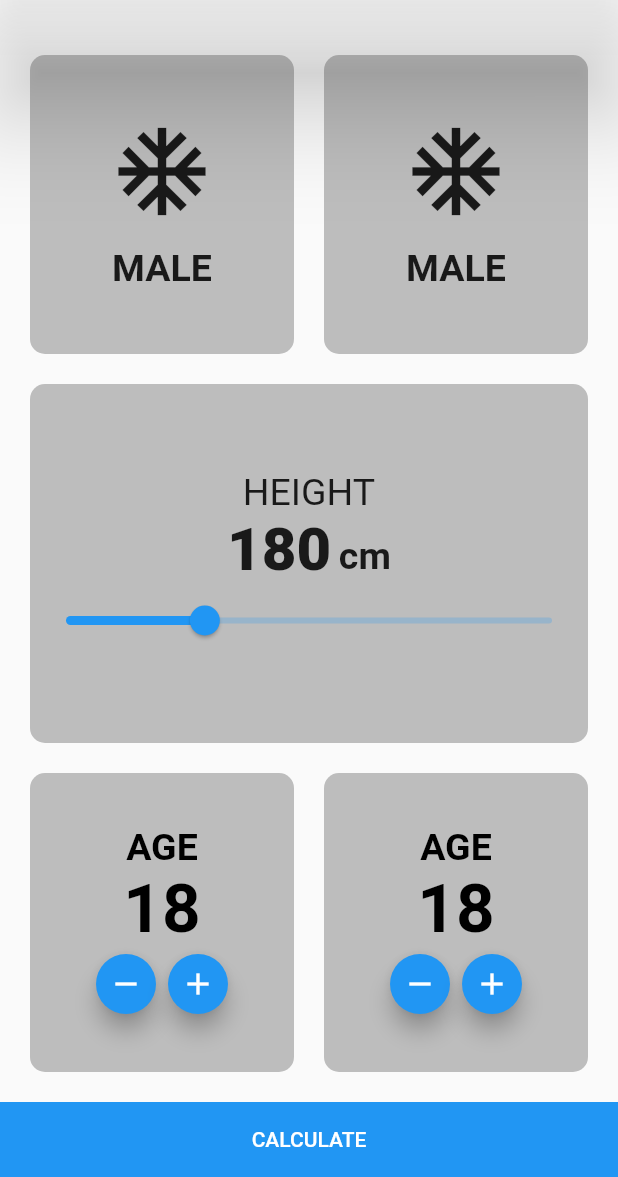
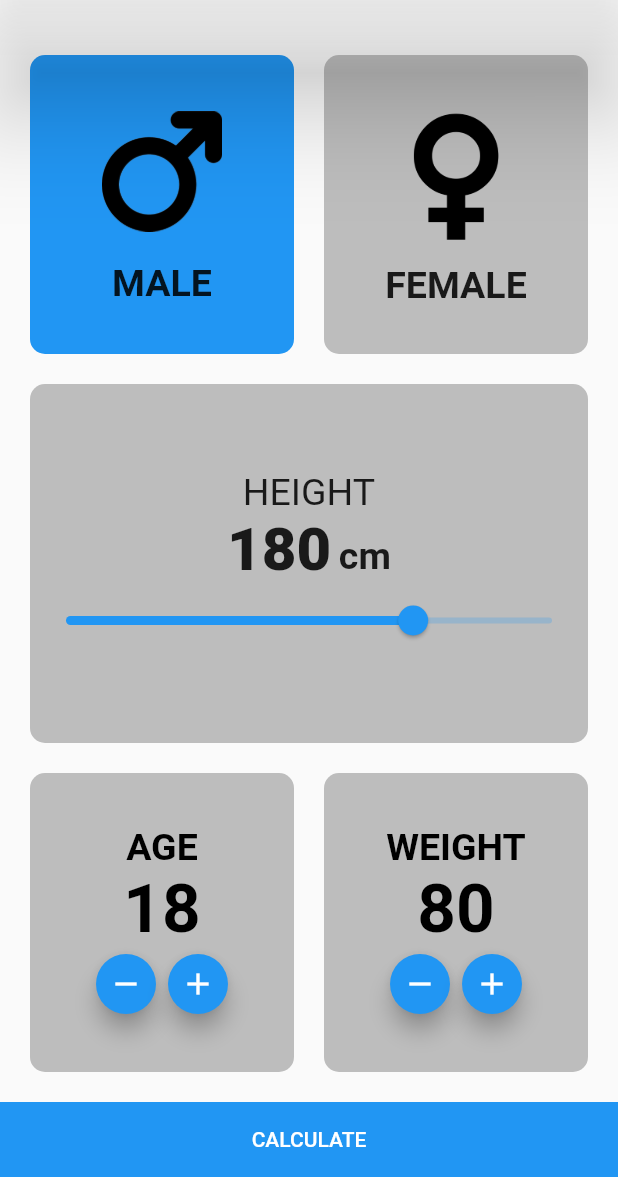
Before and after one commit to shishiny101/bmi_calculator, a Flutter app: the screen it shows after launch, on a phone screen of 412 x 824 dp, the part 59-1236 px from its top. Run offline on Flutter 3.47's test engine with Material 2 defaults, Android fonts, the phone set to English and light mode, and no system bars.

Commit message:
third commit

```diff
--- a/lib/bmi_screen.dart
+++ b/lib/bmi_screen.dart
@@ -1,5 +1,6 @@
 import 'package:flutter/cupertino.dart';
 import 'package:flutter/material.dart';
+import 'package:flutter/widgets.dart';
 //55
 class BmiScreen extends StatefulWidget {
   const BmiScreen({Key? key}) : super(key: key);
@@ -9,6 +10,11 @@ class BmiScreen extends StatefulWidget {
 }
 
 class _BmiScreenState extends State<BmiScreen> {
+
+  bool isMale = true;
+  double height = 180.0;
+  int weight = 80;
+  int age = 18;
   @override
   Widget build(BuildContext context) {
     return Scaffold(
@@ -31,13 +37,22 @@ class _BmiScreenState extends State<BmiScreen> {
               child: Row(
                 children: [
                   Expanded(
+                    child: GestureDetector(
+                      onTap: (){
+                        setState(() {
+                          isMale = true;
+                        });
+                      },
                       child: Container(
                         child: Column(
                           mainAxisAlignment: MainAxisAlignment.center,
                           children: [
-                          Icon(
-                            Icons.ac_unit,
-                            size: 70,
+                            Image(
+                                image: AssetImage(
+                                  'assets/images/male.png',
+                                ),
+                                width: 80,
+                                height: 90,
                             ),
                             SizedBox(
                               height: 15,
@@ -53,7 +68,8 @@ class _BmiScreenState extends State<BmiScreen> {
                         ),
                         decoration: BoxDecoration(
                           borderRadius: BorderRadius.circular(10.0),
-                        color: Colors.grey[400],
+                          color: isMale? Colors.blue : Colors.grey[400],
+                        ),
                       ),
                     ),
                   ),
@@ -61,19 +77,28 @@ class _BmiScreenState extends State<BmiScreen> {
                     width: 20,
                   ),
                   Expanded(
+                    child: GestureDetector(
+                      onTap: (){
+                        setState(() {
+                          isMale = false;
+                        });
+                      },
                       child: Container(
                         child: Column(
                           mainAxisAlignment: MainAxisAlignment.center,
                           children: [
-                          Icon(
-                            Icons.ac_unit,
-                            size: 70,
+                            Image(
+                              image: AssetImage(
+                                'assets/images/female.png',
+                              ),
+                              width: 90,
+                              height: 100,
                             ),
                             SizedBox(
-                            height: 15,
+                              height: 8,
                             ),
                             Text(
-                            'MALE',
+                              'FEMALE',
                               style: TextStyle(
                                 fontWeight: FontWeight.bold,
                                 fontSize: 25.0,
@@ -83,7 +108,8 @@ class _BmiScreenState extends State<BmiScreen> {
                         ),
                         decoration: BoxDecoration(
                           borderRadius: BorderRadius.circular(10.0),
-                        color: Colors.grey[400],
+                          color: isMale? Colors.grey[400] : Colors.blue,
+                        ),
                       ),
                     ),
                   ),
@@ -112,7 +138,8 @@ class _BmiScreenState extends State<BmiScreen> {
                       textBaseline: TextBaseline.alphabetic,
                       children: [
                         Text(
-                          '180',
+                          '${height.round()}',
+
                           style: TextStyle(
                             fontSize: 40,
                             fontWeight: FontWeight.w900,
@@ -131,11 +158,13 @@ class _BmiScreenState extends State<BmiScreen> {
                       ],
                     ),
                     Slider(
-                        value: 120,
+                        value: height,
                         max: 220,
                         min: 80,
                         onChanged: (value){
-                          print(value.round());
+                          setState(() {
+                            height = value;
+                          });
                         }
                     )
                   ],
@@ -169,7 +198,7 @@ class _BmiScreenState extends State<BmiScreen> {
                               fontWeight: FontWeight.bold,
                             ),),
                           Text(
-                            '18',
+                            '${age}',
                             style: TextStyle(
                               color: Colors.black,
                               fontSize: 45.0,
@@ -179,14 +208,22 @@ class _BmiScreenState extends State<BmiScreen> {
                             mainAxisAlignment: MainAxisAlignment.center,
                             children: [
                               FloatingActionButton(
-                                onPressed: (){},
+                                onPressed: (){
+                                  setState(() {
+                                    age = age - 1;
+                                  });
+                                },
                                 mini: true,
                                 child: Icon(
                                   Icons.remove,
                                 ),
                               ),
                               FloatingActionButton(
-                                onPressed: (){},
+                                onPressed: (){
+                                  setState(() {
+                                    age = age + 1;
+                                  });
+                                },
                                 mini: true,
                                 child: Icon(
                                   Icons.add,
@@ -211,14 +248,14 @@ class _BmiScreenState extends State<BmiScreen> {
                         mainAxisAlignment: MainAxisAlignment.center,
                         children: [
                           Text(
-                            'AGE',
+                            'WEIGHT',
                             style: TextStyle(
                               color: Colors.black,
                               fontSize: 25.0,
                               fontWeight: FontWeight.bold,
                             ),),
                           Text(
-                            '18',
+                            '${weight}',
                             style: TextStyle(
                               color: Colors.black,
                               fontSize: 45.0,
@@ -228,14 +265,22 @@ class _BmiScreenState extends State<BmiScreen> {
                             mainAxisAlignment: MainAxisAlignment.center,
                             children: [
                               FloatingActionButton(
-                                onPressed: (){},
+                                onPressed: (){
+                                  setState(() {
+                                    weight--;
+                                  });
+                                },
                                 mini: true,
                                 child: Icon(
                                   Icons.remove,
                                 ),
                               ),
                               FloatingActionButton(
-                                onPressed: (){},
+                                onPressed: (){
+                                  setState(() {
+                                    weight++;
+                                  });
+                                },
                                 mini: true,
                                 child: Icon(
                                   Icons.add,
--- a/pubspec.yaml
+++ b/pubspec.yaml
@@ -44,6 +44,9 @@ flutter:
   # the material Icons class.
   uses-material-design: true
 
+  assets:
+    - assets/images/
+
   # To add assets to your application, add an assets section, like this:
   # assets:
   #   - images/a_dot_burr.jpeg
```
Also changed, not shown: assets/images/female.png (added), assets/images/male.jpg (added), assets/images/male.png (added), lib/bmi_result_screen.dart (added). Lines whose indentation alone changed are shown as unchanged.
